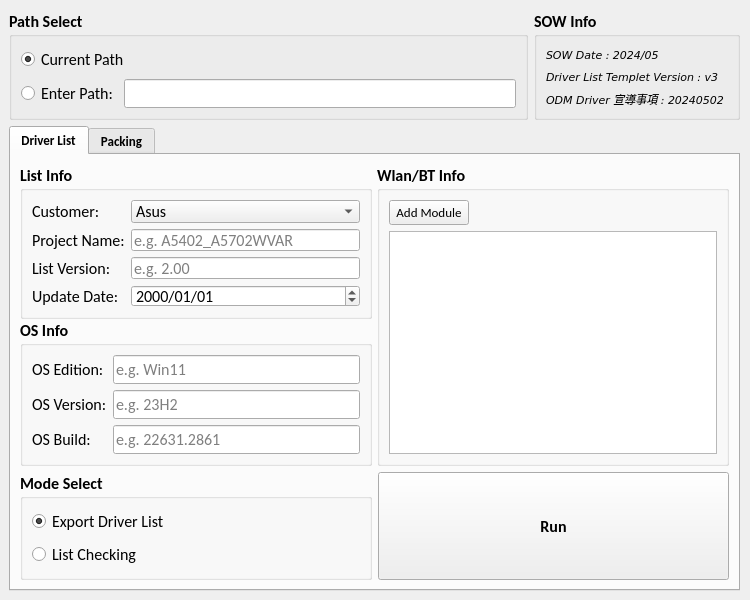
Above: ui/GUI_.ui from ToroSU/DL_Creator before the change. Below: the same form after it.
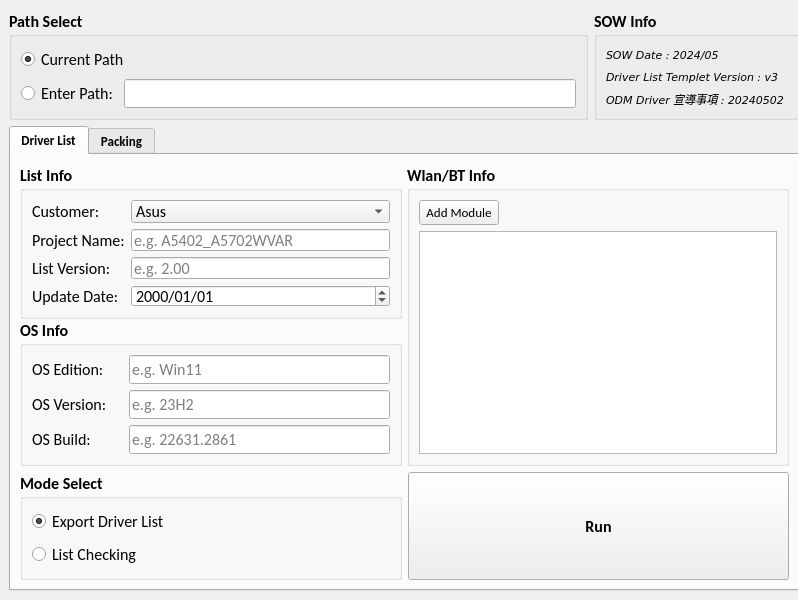
That is the form after the change.

What changed in the file:
```diff
--- a/ui/GUI_.ui
+++ b/ui/GUI_.ui
@@ -6,7 +6,7 @@
    <rect>
     <x>0</x>
     <y>0</y>
-    <width>750</width>
+    <width>798</width>
     <height>600</height>
    </rect>
   </property>
@@ -18,7 +18,7 @@
     <rect>
      <x>9</x>
      <y>10</y>
-     <width>731</width>
+     <width>791</width>
      <height>581</height>
     </rect>
    </property>
@@ -370,6 +370,9 @@
                 <layout class="QGridLayout" name="gridLayout_8">
                  <item row="0" column="0">
                   <layout class="QGridLayout" name="gridLayout_7">
+                   <property name="horizontalSpacing">
+                    <number>22</number>
+                   </property>
                    <item row="0" column="0">
                     <widget class="QLabel" name="label_10">
                      <property name="font">
@@ -529,7 +532,7 @@
                    <property name="font">
                     <font>
                      <family>Calibri</family>
-                     <pointsize>10</pointsize>
+                     <pointsize>8</pointsize>
                     </font>
                    </property>
                   </widget>
```
